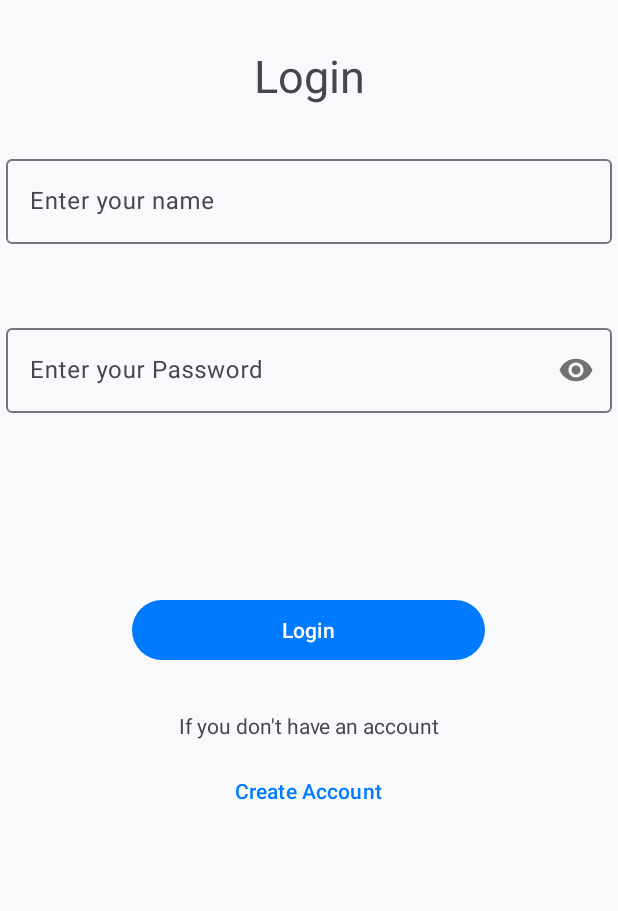
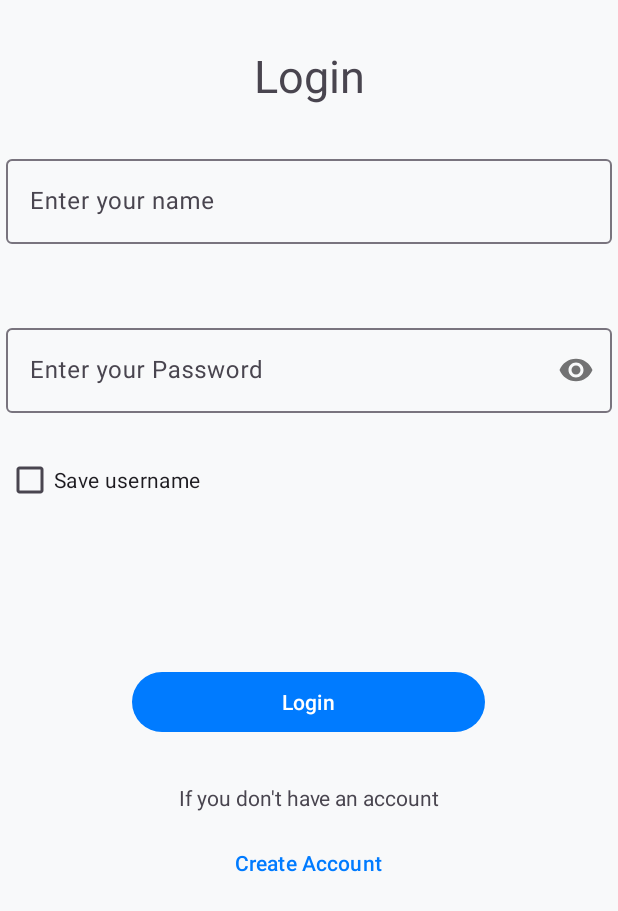
Before and after one commit to tomoya-hiraiwa/MemoryMaster, an Android app: the screen it shows after launch (MainActivity), on a phone screen of 412 x 824 dp. Shown: the top 911 px of the screen. Run offline under Robolectric (Android 15) with nearby library versions, the phone set to English and light mode, and no system bars.

Commit message:
change app name and save username function

```diff
--- a/MemoryMaster/app/src/main/java/edu/ws2024/taskmaster/ui/LoginFragment.kt
+++ b/MemoryMaster/app/src/main/java/edu/ws2024/taskmaster/ui/LoginFragment.kt
@@ -1,5 +1,7 @@
 package edu.ws2024.taskmaster.ui
 
+import android.content.Context
+import android.content.SharedPreferences
 import android.os.Bundle
 import androidx.fragment.app.Fragment
 import android.view.LayoutInflater
@@ -17,6 +19,7 @@ import edu.ws2024.taskmaster.replaceFragment
 import edu.ws2024.taskmaster.viewmodel.AccountViewModel
 
 class LoginFragment : Fragment() {
+    private lateinit var pref: SharedPreferences
     private lateinit var db: AccountHelper
     private lateinit var b: FragmentLoginBinding
     private lateinit var v: AccountViewModel
@@ -36,10 +39,18 @@ class LoginFragment : Fragment() {
 
     override fun onViewCreated(view: View, savedInstanceState: Bundle?) {
         super.onViewCreated(view, savedInstanceState)
+        //init sharedPreferences
+        pref = requireContext().getSharedPreferences("pref",Context.MODE_PRIVATE)
+        val userName = pref.getString("name","")
+        val isCheck = pref.getBoolean("isSaveUser",false)
         //init db and viewModel
         db = AccountHelper((requireContext()))
         v = ViewModelProvider(requireActivity())[AccountViewModel::class.java]
         b.apply {
+            //set name when user saved username
+            nameEdit.setText(userName)
+            //set check when user saved username
+            saveUserCheck.isChecked = isCheck
             setInputBoxListener()
             //tap create account button
             createAccountButton.setOnClickListener {
@@ -68,6 +79,20 @@ class LoginFragment : Fragment() {
                         }
                         else{
                             accountName = it.name
+                            if (saveUserCheck.isChecked){
+                                pref.edit().apply{
+                                    putString("name",it.name)
+                                    putBoolean("isSaveUser",true)
+                                    commit()
+                                }
+                            }
+                            else {
+                                pref.edit().apply {
+                                    putString("name","")
+                                    putBoolean("isSaveUser",false)
+                                    commit()
+                                }
+                            }
                             replaceFragment(this@LoginFragment, HomeFragment())
                         }
                     }
--- a/MemoryMaster/app/src/main/java/edu/ws2024/taskmaster/ui/OptionsFragment.kt
+++ b/MemoryMaster/app/src/main/java/edu/ws2024/taskmaster/ui/OptionsFragment.kt
@@ -4,14 +4,13 @@ import android.app.Activity
 import android.app.Dialog
 import android.content.Intent
 import android.os.Bundle
-import androidx.fragment.app.Fragment
 import android.view.LayoutInflater
 import android.view.View
 import android.view.ViewGroup
 import android.widget.Toast
 import androidx.activity.result.contract.ActivityResultContracts
+import androidx.fragment.app.Fragment
 import androidx.lifecycle.lifecycleScope
-import edu.ws2024.taskmaster.R
 import edu.ws2024.taskmaster.database.photoFile
 import edu.ws2024.taskmaster.database.siteFile
 import edu.ws2024.taskmaster.databinding.DeleteDialogBinding
--- a/MemoryMaster/app/src/main/res/layout/fragment_login.xml
+++ b/MemoryMaster/app/src/main/res/layout/fragment_login.xml
@@ -43,6 +43,14 @@
             android:layout_width="match_parent"
             android:layout_height="match_parent"/>
     </com.google.android.material.textfield.TextInputLayout>
+
+    <CheckBox
+        android:drawableTint="@color/blue"
+        android:id="@+id/save_user_check"
+        android:layout_width="match_parent"
+        android:layout_height="wrap_content"
+        android:text="Save username" />
+
     <Button
         android:id="@+id/login_button"
         android:layout_marginTop="100dp"
--- a/MemoryMaster/app/src/main/res/values/strings.xml
+++ b/MemoryMaster/app/src/main/res/values/strings.xml
@@ -1,5 +1,5 @@
 <resources>
-    <string name="app_name">TaskMaster</string>
+    <string name="app_name">Memory Master</string>
     <!-- TODO: Remove or change this placeholder text -->
     <string name="hello_blank_fragment">Hello blank fragment</string>
     <string name="box_empty_error">This field should not be empty.</string>
```
